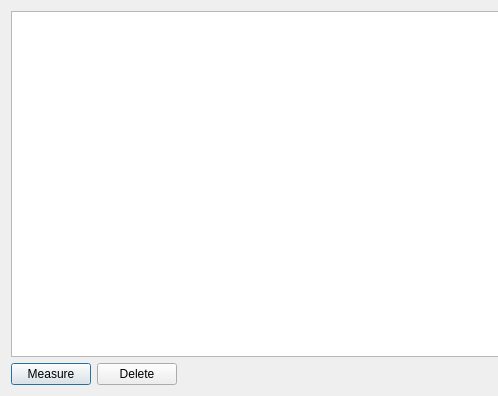
Before: the Qt Designer form RFExperiments/Software/Application/Calibration/calibrationtracedialog.ui in jankae/VNA, drawn with Qt 5; both pictures show x 0 to 498 and y 0 to 396 of the 1066 by 396 pixel window.
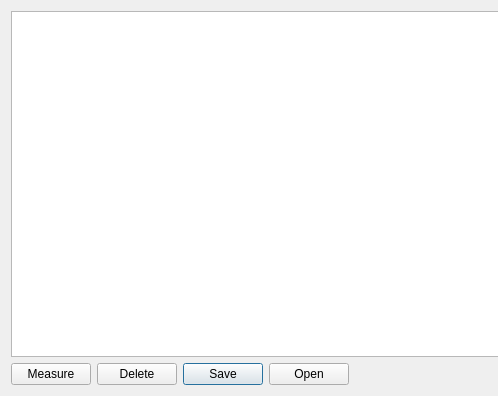
After: the same form once the commit is applied. Icons and pictures are not drawn.

Commit message: Preparations for loading/saving calibration trace data

What changed in the file:
```diff
--- a/RFExperiments/Software/Application/Calibration/calibrationtracedialog.ui
+++ b/RFExperiments/Software/Application/Calibration/calibrationtracedialog.ui
@@ -59,7 +59,21 @@
           <string>Delete</string>
          </property>
          <property name="icon">
-          <iconset theme="edit-delete"/>
+          <iconset theme="edit-delete">
+           <normaloff>.</normaloff>.</iconset>
+         </property>
+        </widget>
+       </item>
+       <item>
+        <widget class="QDialogButtonBox" name="buttonBox">
+         <property name="sizePolicy">
+          <sizepolicy hsizetype="Maximum" vsizetype="Fixed">
+           <horstretch>0</horstretch>
+           <verstretch>0</verstretch>
+          </sizepolicy>
+         </property>
+         <property name="standardButtons">
+          <set>QDialogButtonBox::Open|QDialogButtonBox::Save</set>
          </property>
         </widget>
        </item>
```
Left out of the diff: 3 changed lines with no effect on the pictures. The commit also changes 2 other files.
